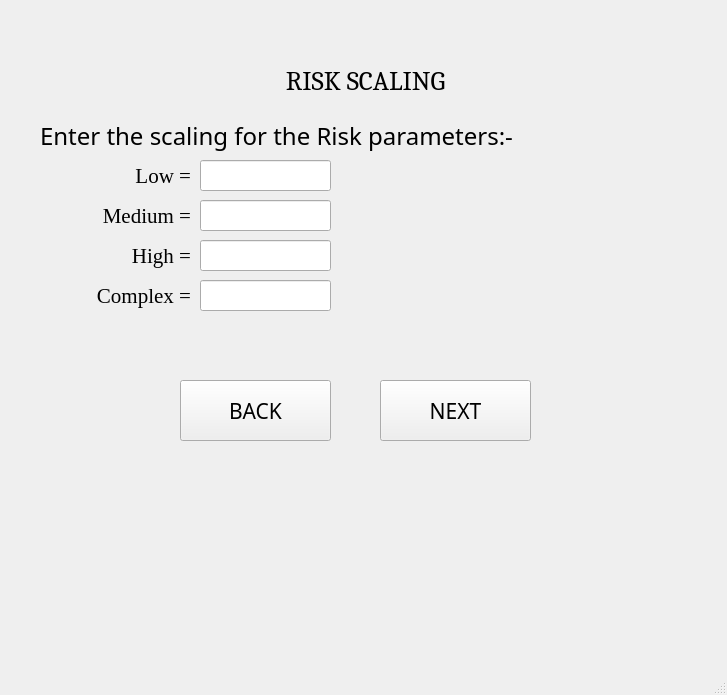
Above: ui_files/risk_scaling_screen.ui from yorozuya-2003/institutional_benchmarking_model before the change. Below: the same form after it.
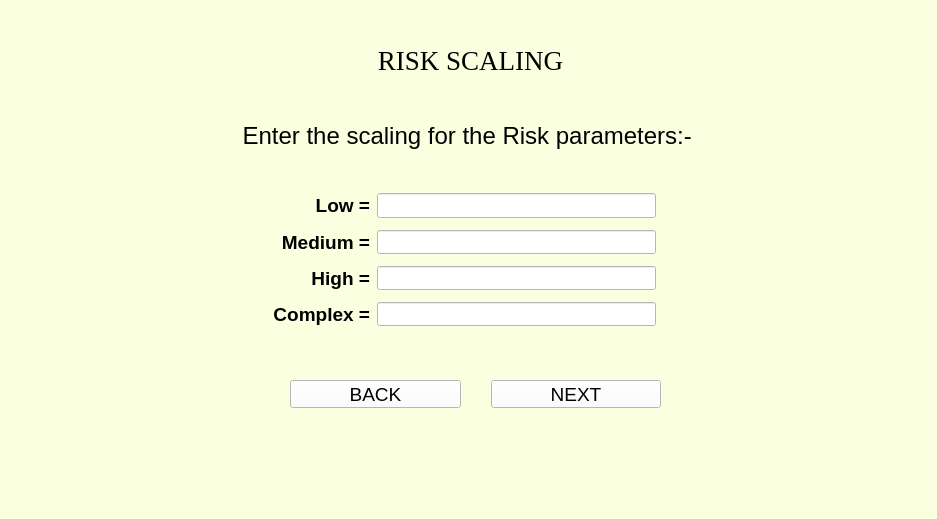
That is the form after the change.

Diff of the .ui file:
```diff
--- a/ui_files/risk_scaling_screen.ui
+++ b/ui_files/risk_scaling_screen.ui
@@ -6,26 +6,29 @@
    <rect>
     <x>0</x>
     <y>0</y>
-    <width>727</width>
-    <height>695</height>
+    <width>937</width>
+    <height>519</height>
    </rect>
   </property>
   <property name="windowTitle">
    <string>MainWindow</string>
   </property>
+  <property name="styleSheet">
+   <string notr="true">background-color:rgb(250, 255, 224)</string>
+  </property>
   <widget class="QWidget" name="centralwidget">
    <widget class="QLabel" name="label_10">
     <property name="geometry">
      <rect>
-      <x>140</x>
-      <y>60</y>
-      <width>451</width>
+      <x>0</x>
+      <y>40</y>
+      <width>941</width>
       <height>41</height>
      </rect>
     </property>
     <property name="font">
      <font>
-      <family>Cambria</family>
+      <family>Times New Roman</family>
       <pointsize>20</pointsize>
      </font>
     </property>
@@ -39,15 +42,15 @@
    <widget class="QLabel" name="label">
     <property name="geometry">
      <rect>
-      <x>40</x>
+      <x>0</x>
       <y>110</y>
-      <width>601</width>
+      <width>941</width>
       <height>51</height>
      </rect>
     </property>
     <property name="font">
      <font>
-      <family>Corbel</family>
+      <family>Arial</family>
       <pointsize>18</pointsize>
      </font>
     </property>
@@ -55,22 +58,86 @@
      <string>Enter the scaling for the Risk parameters:- </string>
     </property>
     <property name="alignment">
-     <set>Qt::AlignLeading|Qt::AlignLeft|Qt::AlignVCenter</set>
+     <set>Qt::AlignCenter</set>
     </property>
    </widget>
+   <widget class="QWidget" name="">
+    <property name="geometry">
+     <rect>
+      <x>270</x>
+      <y>190</y>
+      <width>391</width>
+      <height>141</height>
+     </rect>
+    </property>
+    <property name="font">
+     <font>
+      <family>Arial</family>
+      <pointsize>14</pointsize>
+      <weight>50</weight>
+      <bold>false</bold>
+     </font>
+    </property>
+    <layout class="QGridLayout" name="gridLayout">
+     <property name="leftMargin">
+      <number>3</number>
+     </property>
+     <property name="topMargin">
+      <number>3</number>
+     </property>
+     <property name="rightMargin">
+      <number>5</number>
+     </property>
+     <property name="bottomMargin">
+      <number>5</number>
+     </property>
+     <property name="horizontalSpacing">
+      <number>7</number>
+     </property>
+     <property name="verticalSpacing">
+      <number>12</number>
+     </property>
+     <item row="0" column="0">
+      <widget class="QLabel" name="label_3">
+       <property name="font">
+        <font>
+         <family>Arial</family>
+         <pointsize>14</pointsize>
+         <weight>75</weight>
+         <bold>true</bold>
+        </font>
+       </property>
+       <property name="text">
+        <string>Low =</string>
+       </property>
+       <property name="alignment">
+        <set>Qt::AlignRight|Qt::AlignTrailing|Qt::AlignVCenter</set>
+       </property>
+      </widget>
+     </item>
+     <item row="0" column="1">
+      <widget class="QLineEdit" name="riskLow">
+       <property name="font">
+        <font>
+         <family>Arial</family>
+         <pointsize>12</pointsize>
+         <weight>50</weight>
+         <bold>false</bold>
+        </font>
+       </property>
+       <property name="styleSheet">
+        <string notr="true">background-color:rgb(255, 255, 255)</string>
+       </property>
+      </widget>
+     </item>
+     <item row="1" column="0">
    <widget class="QLabel" name="label_2">
-    <property name="geometry">
-     <rect>
-      <x>40</x>
-      <y>200</y>
-      <width>151</width>
-      <height>31</height>
-     </rect>
-    </property>
     <property name="font">
      <font>
-      <family>Georgia</family>
-      <pointsize>16</pointsize>
+         <family>Arial</family>
+         <pointsize>14</pointsize>
+         <weight>75</weight>
+         <bold>true</bold>
      </font>
     </property>
     <property name="text">
@@ -80,54 +147,30 @@
      <set>Qt::AlignRight|Qt::AlignTrailing|Qt::AlignVCenter</set>
     </property>
    </widget>
+     </item>
+     <item row="1" column="1">
    <widget class="QLineEdit" name="riskMedium">
-    <property name="geometry">
-     <rect>
-      <x>200</x>
-      <y>200</y>
-      <width>131</width>
-      <height>31</height>
-     </rect>
-    </property>
     <property name="font">
      <font>
-      <family>Times New Roman</family>
+         <family>Arial</family>
       <pointsize>12</pointsize>
-     </font>
-    </property>
-   </widget>
-   <widget class="QPushButton" name="nextButton">
-    <property name="geometry">
-     <rect>
-      <x>380</x>
-      <y>380</y>
-      <width>151</width>
-      <height>61</height>
-     </rect>
-    </property>
-    <property name="font">
-     <font>
-      <family>Corbel Light</family>
-      <pointsize>16</pointsize>
-     </font>
-    </property>
-    <property name="text">
-     <string>NEXT</string>
-    </property>
-   </widget>
+         <weight>50</weight>
+         <bold>false</bold>
+        </font>
+       </property>
+       <property name="styleSheet">
+        <string notr="true">background-color:rgb(255, 255, 255)</string>
+       </property>
+      </widget>
+     </item>
+     <item row="2" column="0">
    <widget class="QLabel" name="label_4">
-    <property name="geometry">
-     <rect>
-      <x>40</x>
-      <y>240</y>
-      <width>151</width>
-      <height>31</height>
-     </rect>
-    </property>
     <property name="font">
      <font>
-      <family>Georgia</family>
-      <pointsize>16</pointsize>
+         <family>Arial</family>
+         <pointsize>14</pointsize>
+         <weight>75</weight>
+         <bold>true</bold>
      </font>
     </property>
     <property name="text">
@@ -137,35 +180,30 @@
      <set>Qt::AlignRight|Qt::AlignTrailing|Qt::AlignVCenter</set>
     </property>
    </widget>
+     </item>
+     <item row="2" column="1">
    <widget class="QLineEdit" name="riskHigh">
-    <property name="geometry">
-     <rect>
-      <x>200</x>
-      <y>240</y>
-      <width>131</width>
-      <height>31</height>
-     </rect>
-    </property>
     <property name="font">
      <font>
-      <family>Times New Roman</family>
+         <family>Arial</family>
       <pointsize>12</pointsize>
-     </font>
-    </property>
-   </widget>
+         <weight>50</weight>
+         <bold>false</bold>
+        </font>
+       </property>
+       <property name="styleSheet">
+        <string notr="true">background-color:rgb(255, 255, 255)</string>
+       </property>
+      </widget>
+     </item>
+     <item row="3" column="0">
    <widget class="QLabel" name="label_6">
-    <property name="geometry">
-     <rect>
-      <x>50</x>
-      <y>280</y>
-      <width>141</width>
-      <height>31</height>
-     </rect>
-    </property>
     <property name="font">
      <font>
-      <family>Georgia</family>
-      <pointsize>16</pointsize>
+         <family>Arial</family>
+         <pointsize>14</pointsize>
+         <weight>75</weight>
+         <bold>true</bold>
      </font>
     </property>
     <property name="text">
@@ -175,79 +213,77 @@
      <set>Qt::AlignRight|Qt::AlignTrailing|Qt::AlignVCenter</set>
     </property>
    </widget>
+     </item>
+     <item row="3" column="1">
    <widget class="QLineEdit" name="riskComplex">
-    <property name="geometry">
-     <rect>
-      <x>200</x>
-      <y>280</y>
-      <width>131</width>
-      <height>31</height>
-     </rect>
-    </property>
     <property name="font">
      <font>
-      <family>Times New Roman</family>
+         <family>Arial</family>
       <pointsize>12</pointsize>
-     </font>
-    </property>
-   </widget>
-   <widget class="QLineEdit" name="riskLow">
-    <property name="geometry">
-     <rect>
-      <x>200</x>
-      <y>160</y>
-      <width>131</width>
-      <height>31</height>
-     </rect>
-    </property>
-    <property name="font">
-     <font>
-      <family>Times New Roman</family>
-      <pointsize>12</pointsize>
-     </font>
-    </property>
-   </widget>
-   <widget class="QLabel" name="label_3">
+         <weight>50</weight>
+         <bold>false</bold>
+        </font>
+       </property>
+       <property name="styleSheet">
+        <string notr="true">background-color:rgb(255, 255, 255)</string>
+       </property>
+      </widget>
+     </item>
+    </layout>
+   </widget>
+   <widget class="QWidget" name="">
     <property name="geometry">
      <rect>
-      <x>40</x>
-      <y>160</y>
-      <width>151</width>
-      <height>31</height>
+      <x>290</x>
+      <y>380</y>
+      <width>371</width>
+      <height>28</height>
      </rect>
     </property>
     <property name="font">
      <font>
-      <family>Georgia</family>
-      <pointsize>16</pointsize>
+      <family>Arial</family>
+      <pointsize>14</pointsize>
      </font>
     </property>
-    <property name="text">
-     <string>Low =</string>
-    </property>
-    <property name="alignment">
-     <set>Qt::AlignRight|Qt::AlignTrailing|Qt::AlignVCenter</set>
-    </property>
-   </widget>
+    <layout class="QGridLayout" name="gridLayout_2">
+     <property name="horizontalSpacing">
+      <number>30</number>
+     </property>
+     <item row="0" column="0">
    <widget class="QPushButton" name="backButton">
-    <property name="geometry">
-     <rect>
-      <x>180</x>
-      <y>380</y>
-      <width>151</width>
-      <height>61</height>
-     </rect>
-    </property>
     <property name="font">
      <font>
-      <family>Corbel Light</family>
-      <pointsize>16</pointsize>
-     </font>
-    </property>
+         <family>Arial</family>
+         <pointsize>14</pointsize>
+        </font>
+       </property>
+       <property name="styleSheet">
+        <string notr="true">background-color:rgb(255, 255, 255)</string>
+       </property>
     <property name="text">
      <string>BACK</string>
     </property>
    </widget>
+     </item>
+     <item row="0" column="1">
+      <widget class="QPushButton" name="nextButton">
+       <property name="font">
+        <font>
+         <family>Arial</family>
+         <pointsize>14</pointsize>
+        </font>
+       </property>
+       <property name="styleSheet">
+        <string notr="true">background-color:rgb(255, 255, 255)</string>
+       </property>
+       <property name="text">
+        <string>NEXT</string>
+       </property>
+      </widget>
+     </item>
+    </layout>
+   </widget>
   </widget>
   <widget class="QMenuBar" name="menubar">
    <property name="geometry">
```
Left out of the diff: 4 changed lines with no effect on the pictures. Lines whose indentation alone changed are shown as unchanged.
